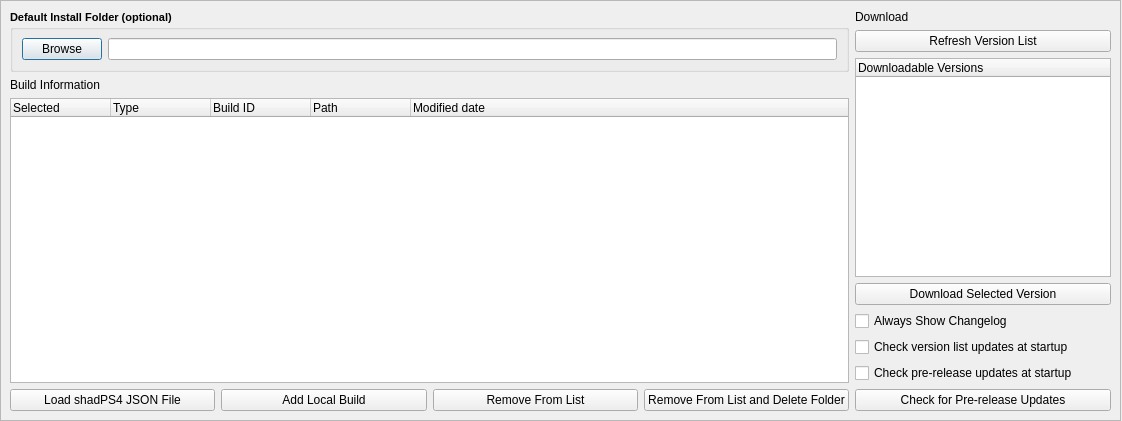
Above: modules/version_dialog.ui from rainmakerv3/BB_Launcher before the change. Below: the same form after it.
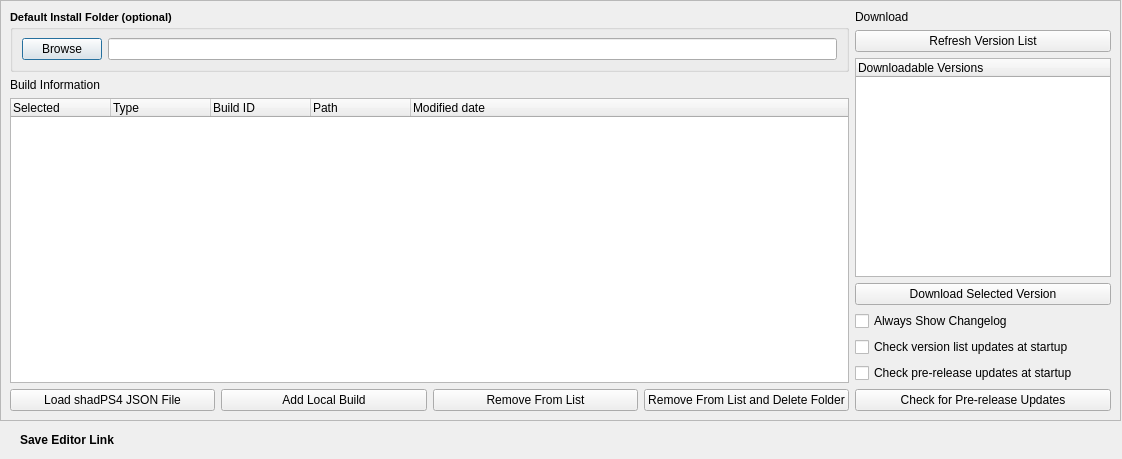
That is the form after the change. Icons and pictures are not drawn.

Commit message: Add help link for online build

Patch:
```diff
--- a/modules/version_dialog.ui
+++ b/modules/version_dialog.ui
@@ -7,7 +7,7 @@
     <x>0</x>
     <y>0</y>
     <width>1122</width>
-    <height>421</height>
+    <height>459</height>
    </rect>
   </property>
   <property name="windowTitle">
@@ -299,6 +299,27 @@
     </layout>
    </widget>
   </widget>
+  <widget class="QLabel" name="LinkLabel">
+   <property name="geometry">
+    <rect>
+     <x>20</x>
+     <y>430</y>
+     <width>1031</width>
+     <height>20</height>
+    </rect>
+   </property>
+   <property name="font">
+    <font>
+     <bold>true</bold>
+    </font>
+   </property>
+   <property name="text">
+    <string>Save Editor Link</string>
+   </property>
+   <property name="openExternalLinks">
+    <bool>true</bool>
+   </property>
+  </widget>
  </widget>
  <resources/>
  <connections/>
```
The commit also changes 1 other file.
